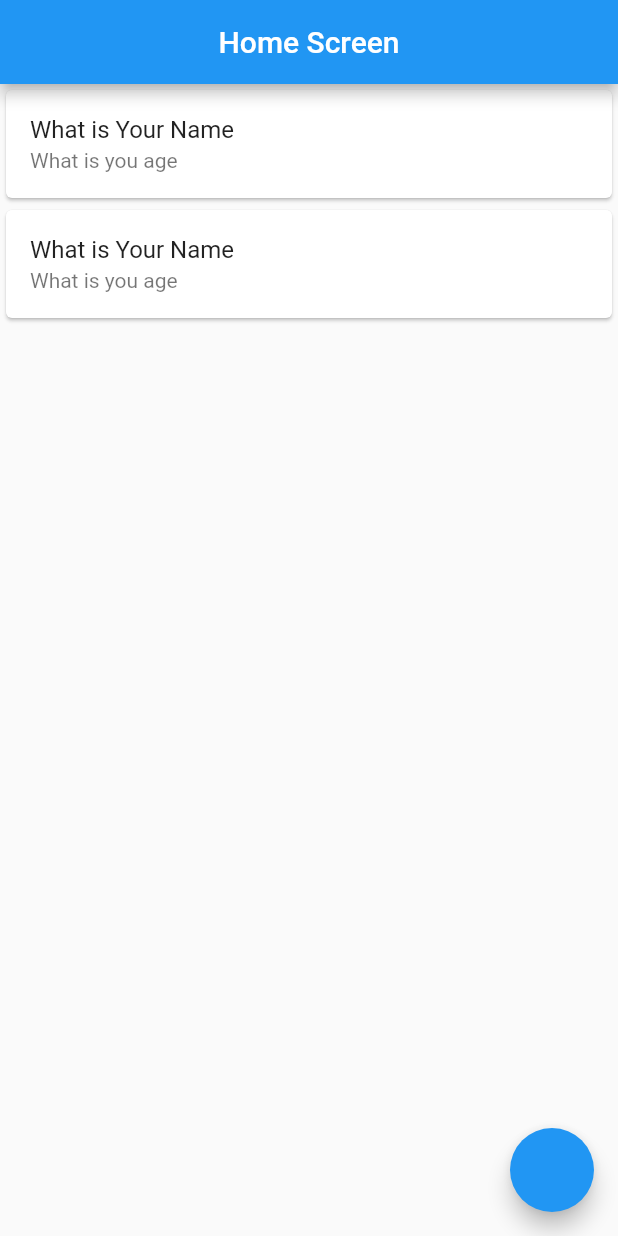
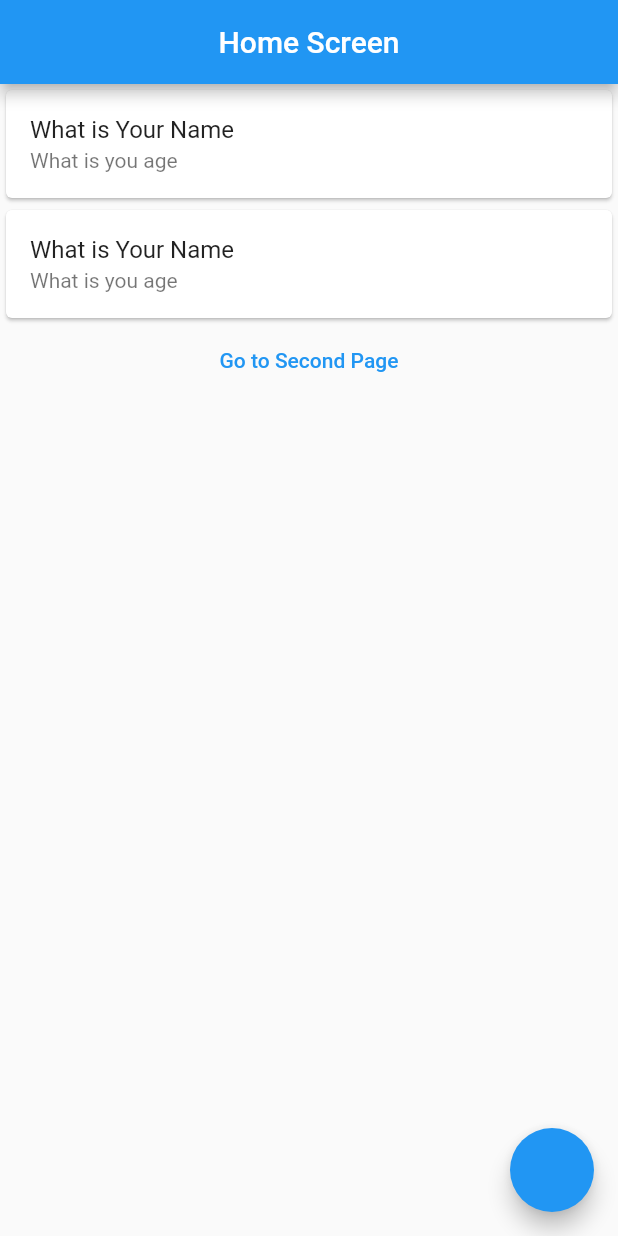
Before and after one commit to Shahabmustafa/Flutter_Getx_Beginner, a Flutter app: the screen it shows after launch, on a phone screen of 412 x 824 dp. Run offline on Flutter 3.47's test engine with Material 2 defaults, Android fonts, the phone set to English and light mode, and no system bars; our stand-ins replace get.

Commit message:
Getx Routes and Navigation Page

```diff
--- a/lib/home_screen.dart
+++ b/lib/home_screen.dart
@@ -1,5 +1,6 @@
 import 'package:flutter/cupertino.dart';
 import 'package:flutter/material.dart';
+import 'package:flutter_getx_begginer/second_screen.dart';
 import 'package:get/get.dart';
 
 class HomeScreen extends StatefulWidget {
@@ -46,6 +47,9 @@ class _HomeScreenState extends State<HomeScreen> {
               subtitle: const Text('What is you age'),
               onTap: (){
                 Get.bottomSheet(
+                  Column(
+                    mainAxisAlignment: MainAxisAlignment.center,
+                    children: [
                       Container(
                         color: Colors.red,
                         child: Column(
@@ -67,9 +71,22 @@ class _HomeScreenState extends State<HomeScreen> {
                           ],
                         ),
                       ),
+                    ],
+                  ),
                 );
               },
             ),
+          ),
+          Column(
+            mainAxisAlignment: MainAxisAlignment.center,
+            children: [
+              TextButton(
+                onPressed: (){
+                  Get.to(SecondPage());
+                },
+                child: const Text('Go to Second Page'),
+              ),
+            ],
           ),
 
         ],
--- a/lib/main.dart
+++ b/lib/main.dart
@@ -1,5 +1,7 @@
 import 'package:flutter/material.dart';
 import 'package:flutter_getx_begginer/home_screen.dart';
+import 'package:flutter_getx_begginer/second_screen.dart';
+import 'package:flutter_getx_begginer/third_screen.dart';
 import 'package:get/get_navigation/get_navigation.dart';
 
 void main() {
@@ -18,7 +20,12 @@ class MyApp extends StatelessWidget {
       theme: ThemeData(
         primarySwatch: Colors.blue,
       ),
-      home: HomeScreen(),
+      // home: HomeScreen(),
+      getPages: [
+        GetPage(name: '/', page: () => HomeScreen()),
+        GetPage(name: '/secondscreen', page: () => SecondPage()),
+        GetPage(name: '/thirdscreen', page: () => ThiredScreen()),
+      ],
     );
   }
 }
```
Also changed, not shown: lib/second_screen.dart (added, +32 -0 lines), lib/third_screen.dart (added, +34 -0 lines). Lines whose indentation alone changed are shown as unchanged.
